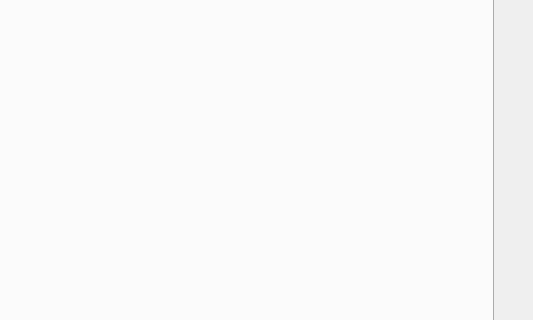
Before: the Qt Designer form mainwindow.ui in artempal/course_2016, drawn with Qt 5; both pictures show x 327 to 860 and y 139 to 459 of the 860 by 905 pixel window.
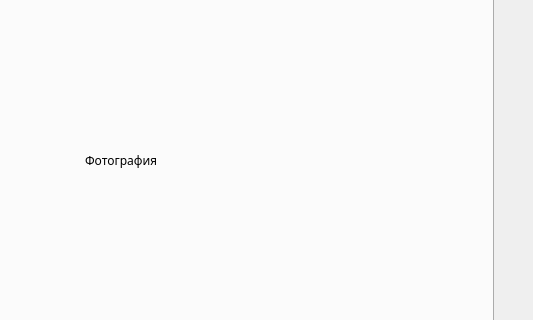
After: the same form once the commit is applied. The open tabs and pages were chosen to show the change.

Commit message: добавление фотографии

Patch:
```diff
--- a/mainwindow.ui
+++ b/mainwindow.ui
@@ -233,6 +233,19 @@
        <string>О программе</string>
       </property>
      </widget>
+     <widget class="QLabel" name="photo">
+      <property name="geometry">
+       <rect>
+        <x>410</x>
+        <y>180</y>
+        <width>311</width>
+        <height>181</height>
+       </rect>
+      </property>
+      <property name="text">
+       <string>Фотография</string>
+      </property>
+     </widget>
     </widget>
    </widget>
   </widget>
```
Left out of the diff: 2 changed lines with no effect on the pictures. The commit also changes 2 other files.
